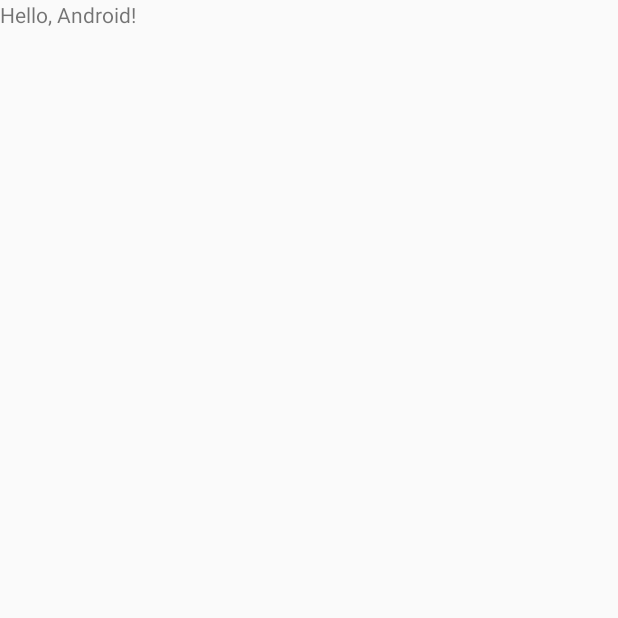
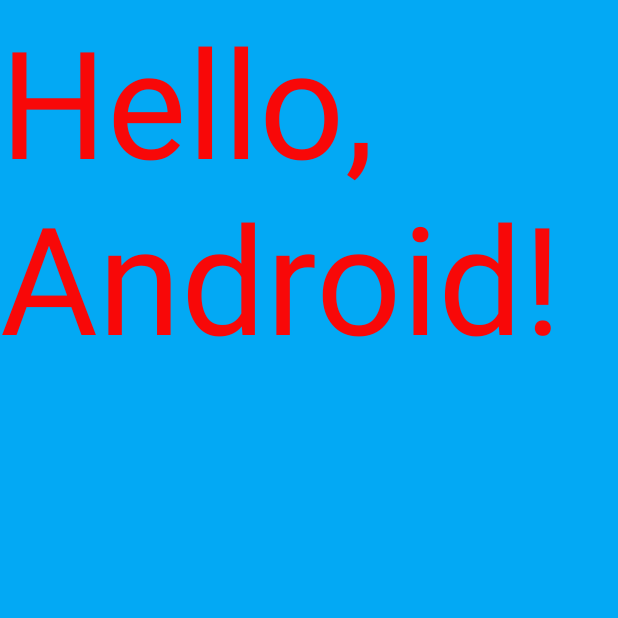
Before and after one commit to tjclutter/CT_Mod1_platformDev, an Android app built with Jetpack Compose: the screen it shows after launch (MainActivity), on a phone screen of 412 x 824 dp, the top half of it. Before the commit the part shown is almost empty. Run offline under Robolectric (Android 15) with nearby library versions, the phone set to English and light mode, and no system bars.

Commit message:
with comments

```diff
--- a/app/src/main/java/com/example/myapplication/MainActivity.kt
+++ b/app/src/main/java/com/example/myapplication/MainActivity.kt
@@ -4,11 +4,16 @@ import android.os.Bundle
 import android.widget.TextView
 import androidx.activity.ComponentActivity
 
+//mainActivity Class
 class MainActivity : ComponentActivity() {
+    //onCreate function so code executes once created
     override fun onCreate(savedInstanceState: Bundle?) {
         super.onCreate(savedInstanceState)
+        //connects activity to layout file
         setContentView(R.layout.layout)
+        //create reference to textbox in layout file
         val textBox = findViewById(R.id.textView) as TextView
+        //edit text of the text box
         textBox.text = "Hello, Android!"
 
     }
--- a/app/src/main/res/layout/layout.xml
+++ b/app/src/main/res/layout/layout.xml
@@ -1,12 +1,15 @@
 <?xml version="1.0" encoding="utf-8"?>
+<!--declare layout and set orientation, width, height, and background color-->
 <LinearLayout xmlns:android="http://schemas.android.com/apk/res/android"
-    android:orientation="vertical"
     android:layout_width="match_parent"
-    android:layout_height="match_parent">
-
+    android:layout_height="match_parent"
+    android:background="#03A9F4"
+    android:orientation="vertical">
+    <!--create textview element and set id, height, textColor, textSize and width-->
     <TextView
         android:id="@+id/textView"
         android:layout_width="match_parent"
         android:layout_height="wrap_content"
-        android:text="TextView" />
+        android:textColor="#F80808"
+        android:textSize="100sp" />
 </LinearLayout>
```
